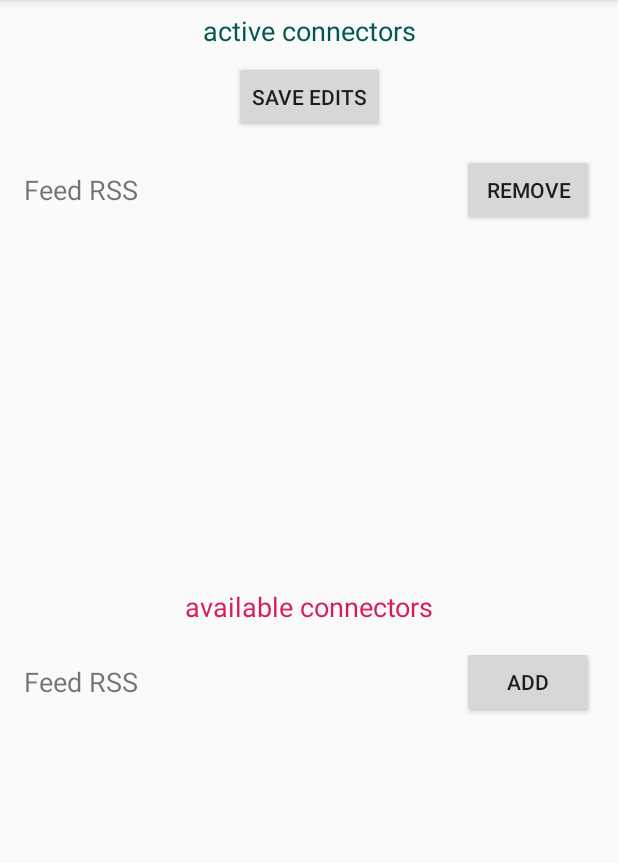
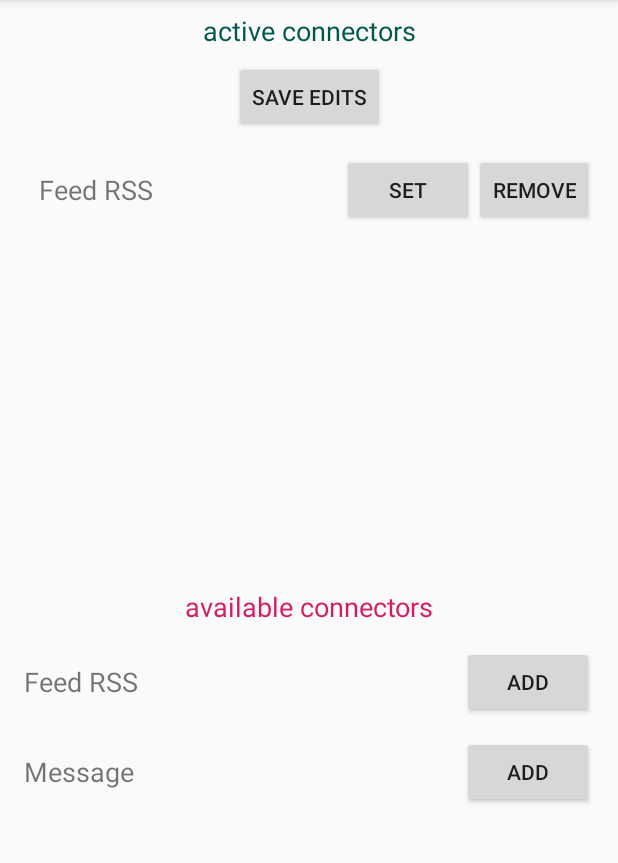
Before and after one commit to Andreapava/swetlAPP, an Android app: the ConnectorActivity screen opened directly, with no data from a screen before it, after a tap on "ADD", on a phone screen of 412 x 824 dp, the part 84-947 px from its top. Run offline under Robolectric (Android 15) with nearby library versions, the light colour scheme and no system bars.

Commit message:
recupero parametri connettori

```diff
--- a/app/src/main/java/com/example/testcognito/ActiveConnectorRecycleViewAdapter.java
+++ b/app/src/main/java/com/example/testcognito/ActiveConnectorRecycleViewAdapter.java
@@ -2,6 +2,7 @@ package com.example.testcognito;
 
 import android.support.v7.app.AppCompatActivity;
 import android.support.v7.widget.RecyclerView;
+import android.util.Log;
 import android.view.LayoutInflater;
 import android.view.View;
 import android.view.ViewGroup;
@@ -34,12 +35,17 @@ public class ActiveConnectorRecycleViewAdapter extends RecyclerView.Adapter<Acti
     @Override
     public void onBindViewHolder(ViewHolder holder, int position) {
         holder.connector = mConnector.get(position);
+        Log.i("NUMERO FIELDS acrwad",String.valueOf(holder.connector.getFields().size()));
+        holder.connectorName.setText( mConnector.get(position).toString() );
 
-        holder.connectorName.setText( mConnector.get(position).toString() );
+        //remove connector
         holder.connectorRemove.setOnClickListener(view -> {
             activity.findViewById(R.id.buttonSaveConnectors).setVisibility(View.VISIBLE);
-
             activity.removeConnectorFromActive(holder.connector);
+        });
+        //set connector
+        holder.connectorSet.setOnClickListener(view->{
+            activity.setActiveConnector(holder.connector);
         });
     }
 
@@ -53,14 +59,15 @@ public class ActiveConnectorRecycleViewAdapter extends RecyclerView.Adapter<Acti
         public final View parentView;
         public final TextView connectorName;
         public final Button connectorRemove;
+        public final Button connectorSet;
         public Connector connector;
 
         public ViewHolder(View itemView) {
             super(itemView);
-
             this.parentView = itemView;
             this.connectorName = itemView.findViewById(R.id.list_item_connector_name);
             this.connectorRemove = itemView.findViewById(R.id.buttonRemoveConnector);
+            this.connectorSet = itemView.findViewById(R.id.buttonSetConnector);
         }
 
         @Override
--- a/app/src/main/java/com/example/testcognito/AvailableConnectorRecycleViewAdapter.java
+++ b/app/src/main/java/com/example/testcognito/AvailableConnectorRecycleViewAdapter.java
@@ -37,10 +37,16 @@ public class AvailableConnectorRecycleViewAdapter extends RecyclerView.Adapter<A
         holder.connector = mConnector.get(position);
 
         holder.connectorName.setText( mConnector.get(position).toString() );
+
+        //add connector to active
         holder.connectorAdd.setOnClickListener(view -> {
             activity.findViewById(R.id.buttonSaveConnectors).setVisibility(View.VISIBLE);
 
-            Connector cn = new Connector(holder.connectorName.getText().toString(), "http://www.url.com");
+            Connector cn = mConnector.get(holder.getAdapterPosition());
+            /*Connector cn = new Connector.ConnectorBuilder()
+                    .name(holder.connectorName.getText().toString())
+                    .type(holder.connector.getType())
+                    .build();*/
             activity.addConnectorToActive(cn);
         });
     }
--- a/app/src/main/java/com/example/testcognito/Connector.java
+++ b/app/src/main/java/com/example/testcognito/Connector.java
@@ -1,15 +1,91 @@
 package com.example.testcognito;
 
-public class Connector {
+import java.io.Serializable;
+import java.util.ArrayList;
+import java.util.HashMap;
+import java.util.List;
+import java.util.Map;
+
+public class Connector implements Serializable {
 
     private String cnName;
+    private String cnType;
+    private String cnDef;
+    private Integer paramNumber;
+    //TODO: list?
+    private List<String> paramFields;
+    private String param1;
+    private String param2;
+    private String param3;
 
-    private String cnDef;
+    public static class ConnectorBuilder {
+        private String cnName;
+        private String cnType;
+        private String cnDef;
+        private Integer paramNumber;
+        //TODO: list?
+        private List<String> paramFields= new ArrayList<>();
+        private String param1;
+        private String param2;
+        private String param3;
 
-    public Connector(String connectorName, String connectorURL) {
-        this.cnName = connectorName;
-        this.cnDef = connectorURL;
+
+        public Connector build() {
+            return new Connector(cnName,cnType,cnDef,paramFields,paramNumber,param1,param2,param3);
+        }
+        public ConnectorBuilder name(String name) {
+            this.cnName = name;
+            return this;
+        }
+
+        public ConnectorBuilder type(String type) {
+            this.cnType = type;
+            return this;
+        }
+
+        public ConnectorBuilder definition(String def) {
+            this.cnDef = def;
+            return this;
+        }
+
+        public ConnectorBuilder paramNumber(Integer number) {
+            this.paramNumber = number;
+            return this;
+        }
+
+        public ConnectorBuilder addField(String field) {
+            this.paramFields.add(field);
+            return this;
+        }
+
+        public ConnectorBuilder parameter1(String param) {
+            this.param1 = param;
+            return this;
+        }
+
+        public ConnectorBuilder parameter2(String param) {
+            this.param2 = param;
+            return this;
+        }
+
+        public ConnectorBuilder parameter3(String param) {
+            this.param3 = param;
+            return this;
+        }
     }
+    private Connector(String cnName, String cnType, String cnDef, List<String> paramFields, Integer paramNumber, String param1, String param2, String param3) {
+        this.cnName=cnName;
+        this.cnType=cnType;
+        this.cnDef=cnDef;
+        this.paramFields=paramFields;
+        this.paramNumber=paramNumber;
+        this.param1=param1;
+        this.param2=param2;
+        this.param3=param3;
+    }
+
+
+
 
     @Override
     public String toString() {
@@ -25,7 +101,7 @@ public class Connector {
             return false;
 
         Connector cn = (Connector) obj;
-        return cn.cnName.equals(cnName) && cn.cnDef.equals(cnDef);
+        return cn.cnName.equals(cnName) && cn.cnDef.equals(cnDef) && cn.cnType.equals(cnType);
     }
 
     @Override
@@ -36,4 +112,15 @@ public class Connector {
         return res;
     }
 
+    public String getType() {
+        return cnType;
+    }
+
+    public String getName() {
+        return cnName;
+    }
+
+    public List<String> getFields() { return paramFields;}
+
+    public Integer getParamNumber() {return paramNumber;}
 }
--- a/app/src/main/java/com/example/testcognito/ConnectorActivity.java
+++ b/app/src/main/java/com/example/testcognito/ConnectorActivity.java
@@ -1,6 +1,7 @@
 package com.example.testcognito;
 
 
+import android.content.Intent;
 import android.os.Handler;
 import android.support.v7.app.AppCompatActivity;
 import android.os.Bundle;
@@ -50,11 +51,20 @@ public class ConnectorActivity extends AppCompatActivity {
 
     public void setConnectors() {
         // 1. CONNECTOR - Feed RSS
-        Connector feedRSS = new Connector("Feed RSS", "www.rss.com");
+        Connector feedRSS = new Connector.ConnectorBuilder()
+                .name("Feed RSS")
+                .addField("URL")
+                .addField("URL2")
+                .build();
         mConnectors.add(feedRSS);
         mAvailableConnectorAdapter.notifyItemInserted(mConnectors.indexOf(feedRSS));
 
         // 2. CONNECTOR - More coming later...
+        Connector message = new Connector.ConnectorBuilder()
+                .name("Message")
+                .build();
+        mConnectors.add(message);
+        mAvailableConnectorAdapter.notifyItemInserted(mConnectors.indexOf(feedRSS));
 
         //Set the "SAVE EDITS" button as not visible
         findViewById(R.id.buttonSaveConnectors).setVisibility(View.GONE);
@@ -70,4 +80,10 @@ public class ConnectorActivity extends AppCompatActivity {
         mActiveConnectorAdapter.notifyItemRemoved(mActiveConnectors.indexOf(cn));
     }
 
+    public void setActiveConnector(Connector cn) {
+        Intent addWorkflowIntent = new Intent(ConnectorActivity.this, SetConnectorActivity.class);
+        addWorkflowIntent.putExtra("connector",cn);
+        ConnectorActivity.this.startActivity(addWorkflowIntent);
+    }
+
 }
--- a/app/src/main/res/layout/list_item_connector_active.xml
+++ b/app/src/main/res/layout/list_item_connector_active.xml
@@ -9,7 +9,7 @@
 
     <TextView
         android:id="@+id/list_item_connector_name"
-        android:layout_width="0dp"
+        android:layout_width="212dp"
         android:layout_height="match_parent"
         android:layout_marginStart="8dp"
         android:layout_marginTop="8dp"
@@ -19,13 +19,26 @@
         android:textSize="18sp"
         app:layout_constraintBottom_toBottomOf="parent"
         app:layout_constraintEnd_toStartOf="@+id/buttonRemoveConnector"
+        app:layout_constraintHorizontal_bias="0.126"
         app:layout_constraintStart_toStartOf="parent"
         app:layout_constraintTop_toTopOf="parent"
-        app:layout_constraintVertical_bias="0.0" />
+        app:layout_constraintVertical_bias="1.0" />
+
+    <Button
+        android:id="@+id/buttonSetConnector"
+        android:layout_width="wrap_content"
+        android:layout_height="wrap_content"
+        android:layout_marginTop="8dp"
+        android:layout_marginEnd="88dp"
+        android:layout_marginBottom="8dp"
+        android:text="@string/setConn"
+        app:layout_constraintBottom_toBottomOf="parent"
+        app:layout_constraintEnd_toEndOf="parent"
+        app:layout_constraintTop_toTopOf="parent" />
 
     <Button
         android:id="@+id/buttonRemoveConnector"
-        android:layout_width="wrap_content"
+        android:layout_width="80dp"
         android:layout_height="wrap_content"
         android:layout_marginTop="8dp"
         android:layout_marginEnd="8dp"
--- a/app/src/main/res/values/strings.xml
+++ b/app/src/main/res/values/strings.xml
@@ -10,4 +10,5 @@
     <string name="save_edits">save edits</string>
     <string name="add">add</string>
     <string name="remove">remove</string>
+    <string name="setConn">set</string>
 </resources>
```
Also changed, not shown: app/src/main/AndroidManifest.xml (+4 -3 lines), app/src/main/java/com/example/testcognito/ConnParametersRecycleViewAdapter.java (added, +113 -0 lines), app/src/main/java/com/example/testcognito/SetConnectorActivity.java (added, +61 -0 lines), app/src/main/res/layout/activity_set_connector.xml (added, +40 -0 lines), app/src/main/res/layout/parameter_row.xml (added, +29 -0 lines).
